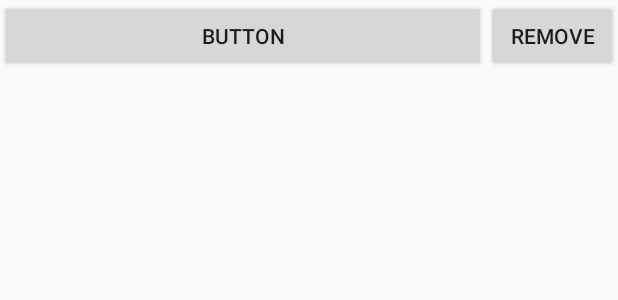
After one commit to scarwu/ActionOnAir, an Android app: the layout item_camera.xml on its own in the app's theme, with its tools: preview values and no code run, on a phone screen of 412 x 824 dp. The commit adds this screen. Shown: the top 300 px of the screen. Run offline under Robolectric (Android 15) with nearby library versions, the phone set to English and light mode, and no system bars.

Commit message:
1. Refactor 2. Add ListView of Camer Item 3. Add DBHelper

```diff
--- /dev/null
+++ b/app/src/main/res/layout/item_camera.xml
@@ -0,0 +1,25 @@
+<?xml version="1.0" encoding="utf-8"?>
+<RelativeLayout xmlns:android="http://schemas.android.com/apk/res/android"
+    android:layout_width="match_parent"
+    android:layout_height="wrap_content">
+
+    <Button
+        android:id="@+id/cameraSSID"
+        android:layout_width="wrap_content"
+        android:layout_height="wrap_content"
+        android:layout_alignParentLeft="true"
+        android:layout_alignParentStart="true"
+        android:layout_alignParentTop="true"
+        android:layout_toLeftOf="@+id/removeCamera"
+        android:layout_toStartOf="@+id/removeCamera"
+        android:text="Button" />
+
+    <Button
+        android:id="@+id/removeCamera"
+        android:layout_width="wrap_content"
+        android:layout_height="wrap_content"
+        android:layout_alignParentEnd="true"
+        android:layout_alignParentRight="true"
+        android:layout_alignParentTop="true"
+        android:text="@string/remove_camera" />
+</RelativeLayout>
--- a/app/src/main/res/values/strings.xml
+++ b/app/src/main/res/values/strings.xml
@@ -4,6 +4,7 @@
     <string name="fb_login_protocol_scheme">fb106449389908395</string>
 
     <string name="live_now">Live!</string>
+    <string name="remove_camera">Remove</string>
 
     <string name="camera_list">Cameras</string>
     <string name="camera_nfc_reader">NFC</string>
```
Also changed, not shown: app/src/main/java/scarwu/actiononair/MainActivity.java (+107 -90 lines), app/src/main/java/scarwu/actiononair/libs/DBHelper.java (added, +85 -0 lines), app/src/main/java/scarwu/actiononair/libs/NFCReader.java (deleted, +0 -29 lines), app/src/main/java/scarwu/actiononair/libs/camera/sony/ActionCam.java (+106 -0 lines).
